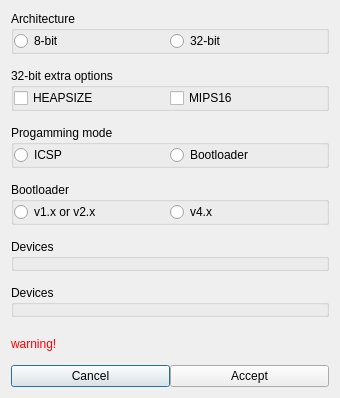
Qt form qtgui/frames/board_config.ui (PinguinoIDE/pinguino-ide) before a commit.
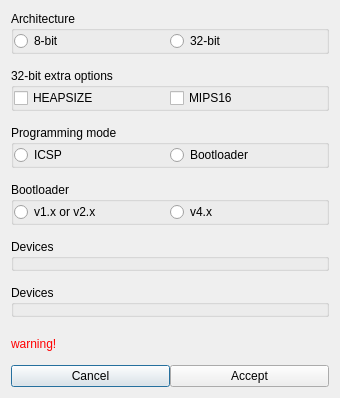
The same form after that commit.

```diff
--- a/qtgui/frames/board_config.ui
+++ b/qtgui/frames/board_config.ui
@@ -52,7 +52,7 @@
    <item row="2" column="0">
     <widget class="QGroupBox" name="groupBox_mode">
      <property name="title">
-      <string>Progamming mode</string>
+      <string>Programming mode</string>
      </property>
      <layout class="QGridLayout" name="gridLayout_2">
       <property name="margin">
```
